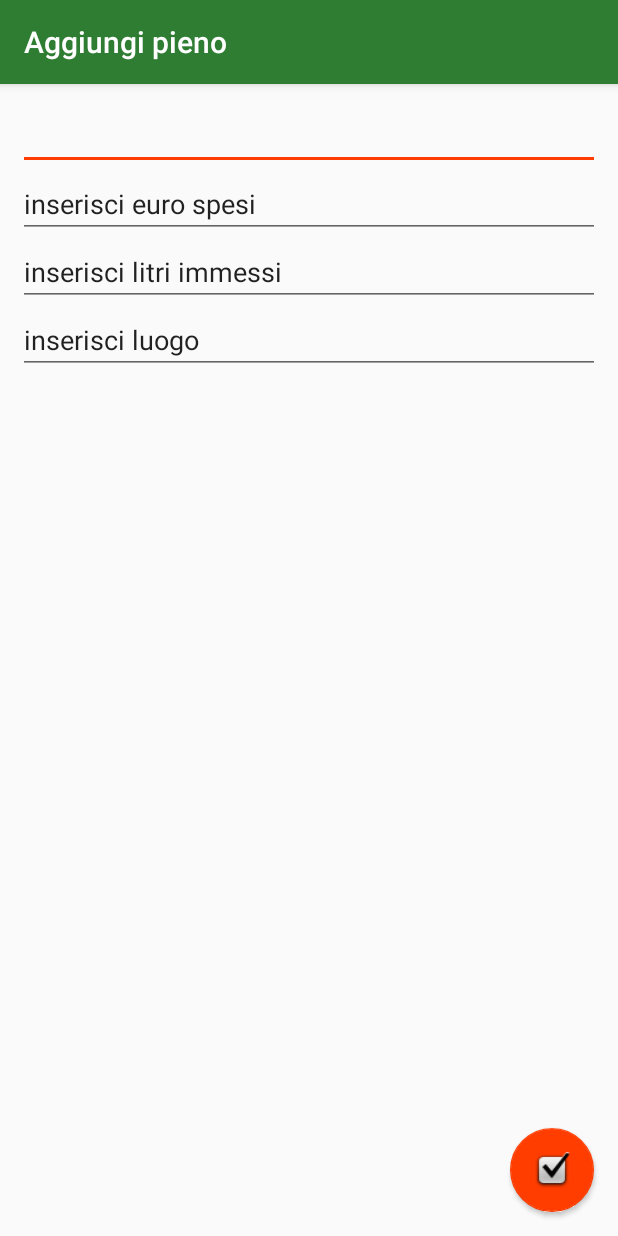
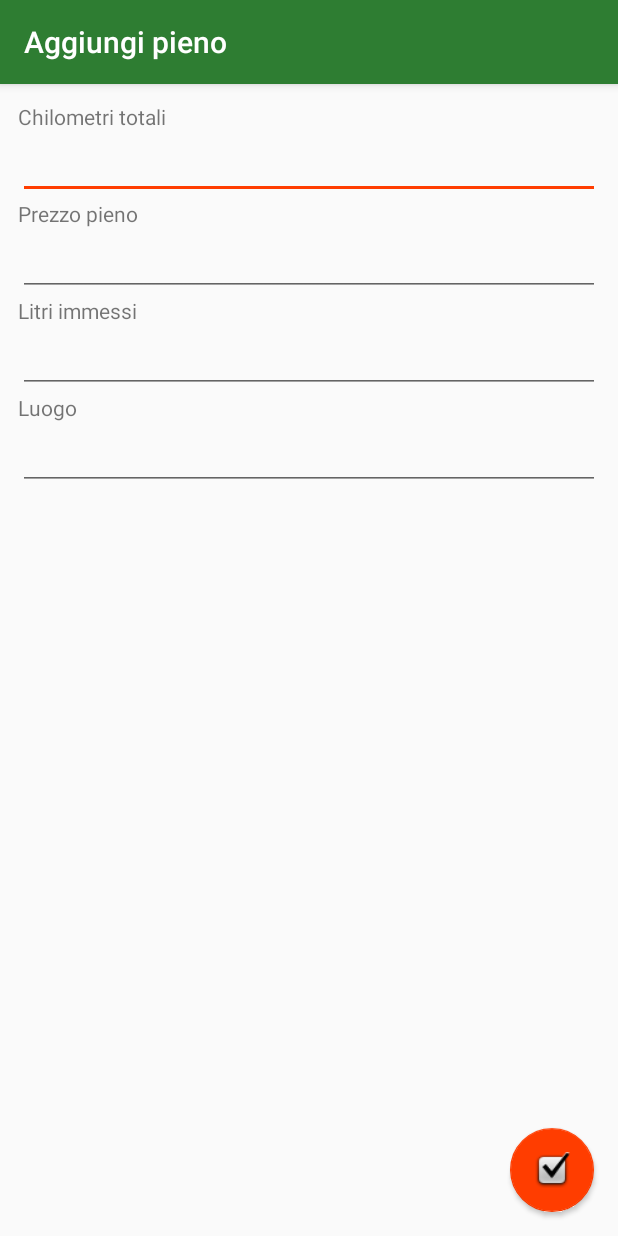
Before and after one commit to pisto92/FrankensteinApp, an Android app: the AddFuelActivity screen opened directly, with no data from a screen before it, on a phone screen of 412 x 824 dp. Run offline under Robolectric (Android 15) with nearby library versions, the phone set to English and light mode, and no system bars; libraries missing offline, so code that uses them is left out: io.realm; 1 statement that could not run was skipped.

Commit message:
modificato layout add_fuel_activity

```diff
--- a/app/src/main/AndroidManifest.xml
+++ b/app/src/main/AndroidManifest.xml
@@ -21,7 +21,8 @@
         <activity
             android:name=".AddFuelActivity"
             android:label="Aggiungi pieno"
-            android:theme="@style/AppTheme"/>
+            android:theme="@style/AppTheme"
+            android:windowSoftInputMode="stateVisible|adjustResize"/>
         <activity
             android:name=".MemoActivity"
             android:label="Promemoria"
--- a/app/src/main/res/layout/activity_add_fuel.xml
+++ b/app/src/main/res/layout/activity_add_fuel.xml
@@ -1,4 +1,5 @@
 <?xml version="1.0" encoding="utf-8"?>
+
 <LinearLayout
     xmlns:android="http://schemas.android.com/apk/res/android"
     android:layout_width="match_parent"
@@ -8,36 +9,73 @@
 
     <include layout="@layout/toolbar"/>
 
-    <RelativeLayout
+    <ScrollView
+        android:layout_width="match_parent"
+        android:layout_height="match_parent"
+        android:fillViewport="true">
+
+        <LinearLayout
+            android:layout_width="match_parent"
+            android:layout_height="match_parent"
+            android:orientation="vertical">
+
+            <android.support.design.widget.CoordinatorLayout
+                android:id="@+id/coordinator_layout_add_fuel"
                 android:layout_width="match_parent"
                 android:layout_height="match_parent">
 
                 <LinearLayout
                     android:layout_width="match_parent"
-            android:layout_height="match_parent"
+                    android:layout_height="wrap_content"
                     android:orientation="vertical"
                     android:padding="12dp">
+
+                    <TextView
+                        android:layout_width="match_parent"
+                        android:layout_height="wrap_content"
+                        android:text="Chilometri totali"/>
 
                     <EditText
                         android:id="@+id/edittext_total_km"
                         android:layout_width="match_parent"
-                android:layout_height="wrap_content"/>
+                        android:layout_height="wrap_content"
+                        android:inputType="number"/>
+
+                    <TextView
+                        android:layout_width="match_parent"
+                        android:layout_height="wrap_content"
+                        android:text="Prezzo pieno"/>
 
                     <EditText
+                        android:id="@+id/edittext_price"
                         android:layout_width="match_parent"
                         android:layout_height="wrap_content"
-                android:text="inserisci euro spesi"/>
+                        android:inputType="numberDecimal"/>
+
+                    <TextView
+                        android:layout_width="match_parent"
+                        android:layout_height="wrap_content"
+                        android:text="Litri immessi"/>
 
                     <EditText
+                        android:id="@+id/edittext_liters"
                         android:layout_width="match_parent"
                         android:layout_height="wrap_content"
-                android:text="inserisci litri immessi"/>
+                        android:inputType="numberDecimal"/>
+
+                    <TextView
+                        android:layout_width="match_parent"
+                        android:layout_height="wrap_content"
+                        android:text="Luogo"/>
 
                     <EditText
+                        android:id="@+id/edittext_location"
                         android:layout_width="match_parent"
                         android:layout_height="wrap_content"
-                android:text="inserisci luogo"/>
+                        android:inputType="text"/>
+
                 </LinearLayout>
+
 
                 <android.support.design.widget.FloatingActionButton
                     android:id="@+id/fab_add_fuel"
@@ -45,9 +83,13 @@
                     android:layout_height="wrap_content"
                     android:layout_alignParentBottom="true"
                     android:layout_alignParentRight="true"
+                    android:layout_gravity="bottom|right"
                     android:layout_margin="16dp"
                     android:src="@android:drawable/checkbox_on_background"
                     android:stateListAnimator="@anim/anim"/>
 
-    </RelativeLayout>
+            </android.support.design.widget.CoordinatorLayout>
         </LinearLayout>
+    </ScrollView>
+
+</LinearLayout>
```
Also changed, not shown: app/src/main/java/com/pisto/frankensteinapp/AddFuelActivity.java (+27 -16 lines). Lines whose indentation alone changed are shown as unchanged.
